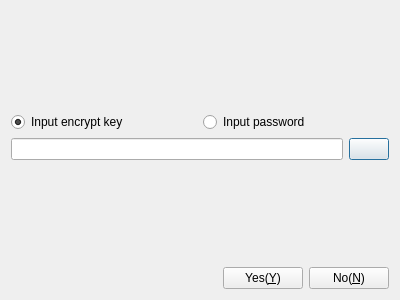
Qt form Viewer/DlgInputPassword.ui (KangLin/RabbitRemoteControl) before a commit.
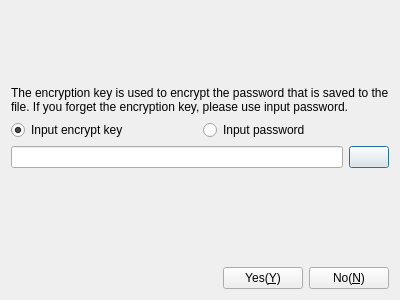
The same form after that commit. Icons and pictures are not drawn.

The edit to the form file:
```diff
--- a/Viewer/DlgInputPassword.ui
+++ b/Viewer/DlgInputPassword.ui
@@ -14,7 +14,7 @@
    <string>Input password</string>
   </property>
   <layout class="QGridLayout" name="gridLayout">
-   <item row="0" column="1">
+   <item row="0" column="0">
     <spacer name="verticalSpacer_2">
      <property name="orientation">
       <enum>Qt::Vertical</enum>
@@ -27,7 +27,26 @@
      </property>
     </spacer>
    </item>
-   <item row="1" column="0" colspan="2">
+   <item row="1" column="0">
+    <widget class="QLabel" name="lbDescript">
+     <property name="sizePolicy">
+      <sizepolicy hsizetype="Expanding" vsizetype="Preferred">
+       <horstretch>0</horstretch>
+       <verstretch>0</verstretch>
+      </sizepolicy>
+     </property>
+     <property name="text">
+      <string>The encryption key is used to encrypt the password that is saved to the file. If you forget the encryption key, please use input password.</string>
+     </property>
+     <property name="scaledContents">
+      <bool>true</bool>
+     </property>
+     <property name="wordWrap">
+      <bool>true</bool>
+     </property>
+    </widget>
+   </item>
+   <item row="2" column="0">
     <layout class="QHBoxLayout" name="horizontalLayout_3">
      <item>
       <widget class="QRadioButton" name="rbKey">
@@ -48,7 +67,7 @@
      </item>
     </layout>
    </item>
-   <item row="2" column="0" colspan="2">
+   <item row="3" column="0">
     <layout class="QHBoxLayout" name="horizontalLayout_2">
      <item>
       <widget class="QLineEdit" name="lePassword">
@@ -70,7 +89,7 @@
      </item>
     </layout>
    </item>
-   <item row="3" column="0">
+   <item row="4" column="0">
     <spacer name="verticalSpacer">
      <property name="orientation">
       <enum>Qt::Vertical</enum>
@@ -83,7 +102,7 @@
      </property>
     </spacer>
    </item>
-   <item row="4" column="0" colspan="2">
+   <item row="5" column="0">
     <layout class="QHBoxLayout" name="horizontalLayout">
      <item>
       <spacer name="horizontalSpacer">
```
